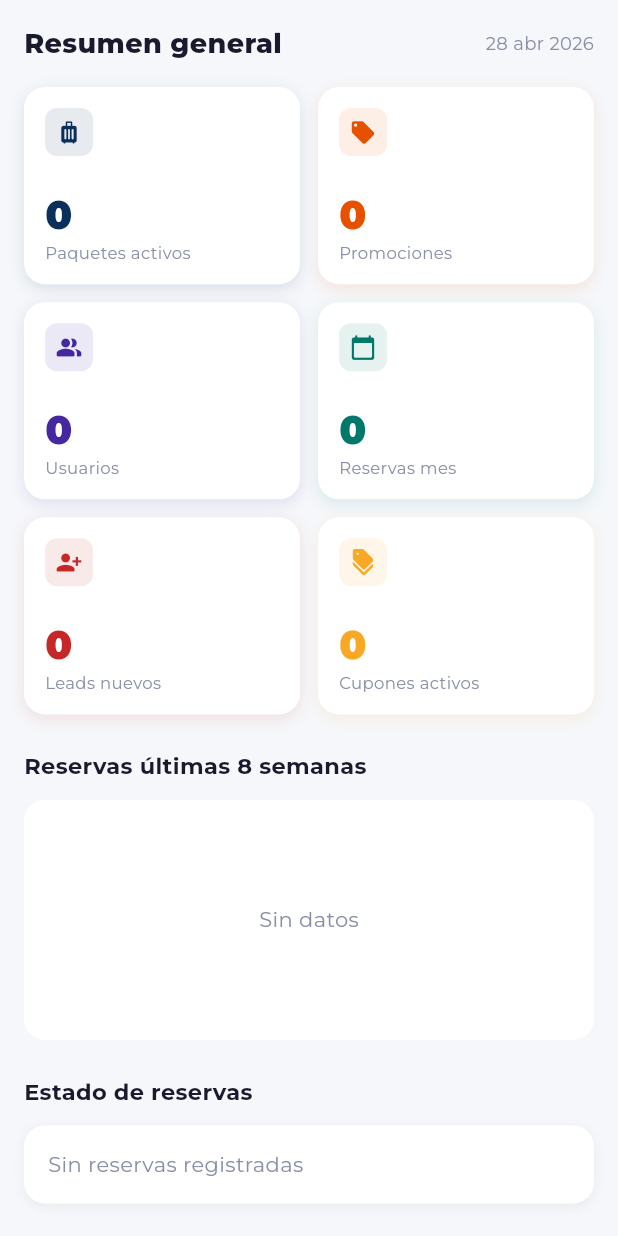
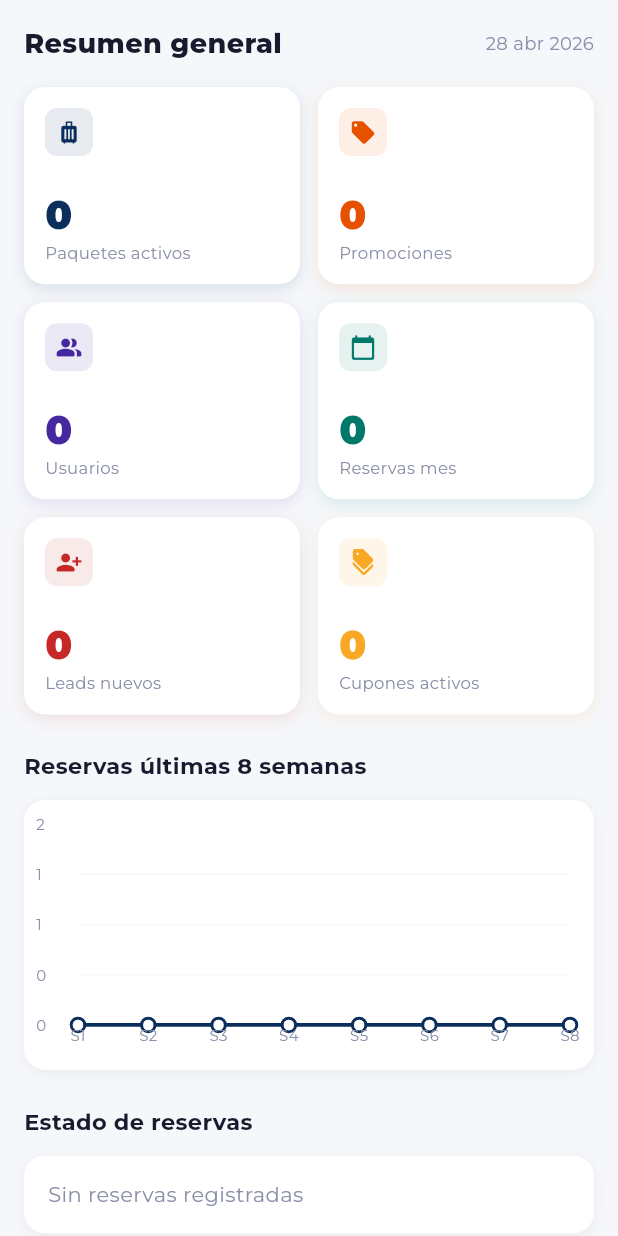
Before and after one commit to ramiro9112/ruta-epica-app, a Flutter app: the DashboardScreen widget shown alone on an empty page, opened directly, on a phone screen of 412 x 824 dp. Run offline on Flutter 3.47's test engine with Material 3 defaults, Android fonts, the phone set to English and light mode, and no system bars; drawn by our look-alikes of fl_chart; our stand-ins replace cached_network_image, carousel_slider, flutter_animate, flutter_riverpod, go_router, google_fonts and 5 more; accounts and stored records are empty; network calls fail.

Commit message:
fix: replace select count param with row-length counting (supabase_flutter 2.3.4 compat)
select('id', count: CountOption.exact) is not available in supabase_flutter 2.3.4.
Replaced all 7 count queries with select('id') and count via .length.
Also typed Future.wait<List<dynamic>> explicitly to avoid cascading type errors.

Co-Authored-By: Claude Sonnet 4.6 <noreply@anthropic.com>

```diff
--- a/lib/presentation/screens/admin/modules/dashboard_screen.dart
+++ b/lib/presentation/screens/admin/modules/dashboard_screen.dart
@@ -40,33 +40,34 @@ class _DashboardScreenState extends State<DashboardScreen> {
     try {
       final now = DateTime.now();
       final monthStart = DateTime(now.year, now.month, 1);
+      final weeksAgo = now.subtract(const Duration(days: 56)).toIso8601String();
 
-      final results = await Future.wait([
-        _db.from('destinations').select('id', count: CountOption.exact).eq('is_active', true),
-        _db.from('destinations').select('id', count: CountOption.exact).eq('is_promotion', true).eq('is_active', true),
-        _db.from('profiles').select('id', count: CountOption.exact),
-        _db.from('bookings').select('id', count: CountOption.exact).gte('created_at', monthStart.toIso8601String()),
-        _db.from('leads').select('id', count: CountOption.exact).eq('status', 'nuevo'),
-        _db.from('testimonials').select('id', count: CountOption.exact).eq('is_approved', false),
-        _db.from('coupons').select('id', count: CountOption.exact).eq('is_active', true),
+      // Parallel queries — all return List<Map<String,dynamic>> (no count param)
+      final results = await Future.wait<List<dynamic>>([
+        _db.from('destinations').select('id').eq('is_active', true),
+        _db.from('destinations').select('id').eq('is_promotion', true).eq('is_active', true),
+        _db.from('profiles').select('id'),
+        _db.from('bookings').select('id').gte('created_at', monthStart.toIso8601String()),
+        _db.from('leads').select('id').eq('status', 'nuevo'),
+        _db.from('testimonials').select('id').eq('is_approved', false),
+        _db.from('coupons').select('id').eq('is_active', true),
         _db.from('bookings').select('status'),
-        _db.from('bookings').select('created_at').gte('created_at',
-            now.subtract(const Duration(days: 56)).toIso8601String()),
+        _db.from('bookings').select('created_at').gte('created_at', weeksAgo),
         _db.from('bookings').select('id,destination_name,status,created_at,full_name').order('created_at', ascending: false).limit(5),
         _db.from('leads').select('id,full_name,destination_query,status,created_at').order('created_at', ascending: false).limit(5),
       ]);
 
-      // Extract counts
-      final pkgRes = results[0] as PostgrestResponse;
-      final promoRes = results[1] as PostgrestResponse;
-      final userRes = results[2] as PostgrestResponse;
-      final bookMonthRes = results[3] as PostgrestResponse;
-      final leadsRes = results[4] as PostgrestResponse;
-      final testRes = results[5] as PostgrestResponse;
-      final coupRes = results[6] as PostgrestResponse;
+      // Counts — length of returned rows
+      final activePkgs       = results[0].length;
+      final activePromos     = results[1].length;
+      final users            = results[2].length;
+      final monthBookings    = results[3].length;
+      final pendingLeads     = results[4].length;
+      final pendingTests     = results[5].length;
+      final activeCoupons    = results[6].length;
 
       // Booking status breakdown
-      final statusList = (results[7] as List).cast<Map<String, dynamic>>();
+      final statusList = results[7].cast<Map<String, dynamic>>();
       int pending = 0, confirmed = 0, cancelled = 0;
       for (final b in statusList) {
         final s = b['status'] as String? ?? '';
@@ -76,33 +77,33 @@ class _DashboardScreenState extends State<DashboardScreen> {
       }
 
       // Trend: group last 8 weeks
-      final allDates = (results[8] as List)
+      final allDates = results[8]
           .map((e) => DateTime.parse((e as Map)['created_at'] as String))
           .toList();
       final spots = <FlSpot>[];
       for (int w = 7; w >= 0; w--) {
         final weekStart = now.subtract(Duration(days: (w + 1) * 7));
-        final weekEnd = now.subtract(Duration(days: w * 7));
-        final count = allDates
+        final weekEnd   = now.subtract(Duration(days: w * 7));
+        final cnt = allDates
             .where((d) => d.isAfter(weekStart) && d.isBefore(weekEnd))
             .length;
-        spots.add(FlSpot((7 - w).toDouble(), count.toDouble()));
+        spots.add(FlSpot((7 - w).toDouble(), cnt.toDouble()));
       }
 
-      final recentBk = (results[9] as List).cast<Map<String, dynamic>>();
-      final recentL = (results[10] as List).cast<Map<String, dynamic>>();
+      final recentBk = results[9].cast<Map<String, dynamic>>();
+      final recentL  = results[10].cast<Map<String, dynamic>>();
 
       setState(() {
-        _activePkgs = pkgRes.count ?? 0;
-        _activePromos = promoRes.count ?? 0;
-        _users = userRes.count ?? 0;
-        _monthBookings = bookMonthRes.count ?? 0;
-        _pendingLeads = leadsRes.count ?? 0;
-        _pendingTestimonials = testRes.count ?? 0;
-        _activeCoupons = coupRes.count ?? 0;
-        _pendingBookings = pending;
-        _confirmedBookings = confirmed;
-        _cancelledBookings = cancelled;
+        _activePkgs          = activePkgs;
+        _activePromos        = activePromos;
+        _users               = users;
+        _monthBookings       = monthBookings;
+        _pendingLeads        = pendingLeads;
+        _pendingTestimonials = pendingTests;
+        _activeCoupons       = activeCoupons;
+        _pendingBookings     = pending;
+        _confirmedBookings   = confirmed;
+        _cancelledBookings   = cancelled;
         _trendSpots
           ..clear()
           ..addAll(spots);
```
